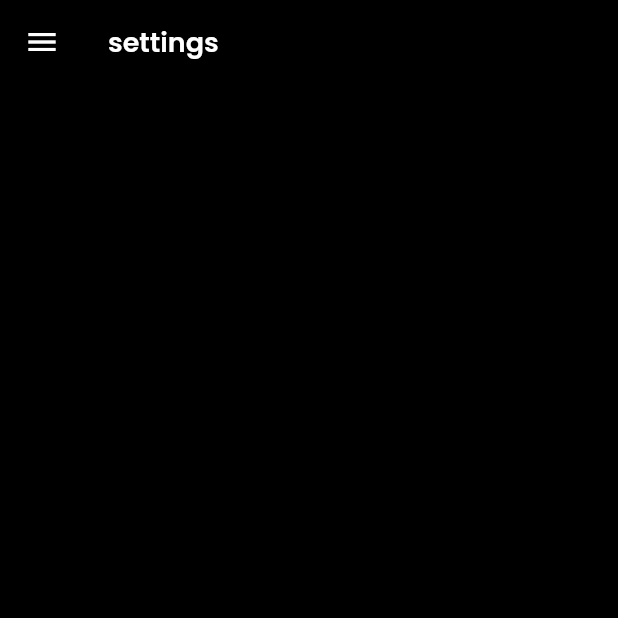
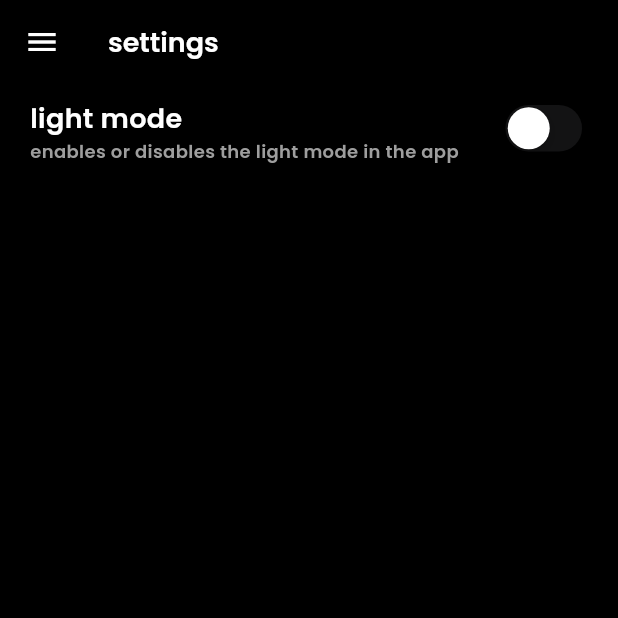
Before and after one commit to LuizKraisch/flutter-chat-app, a Flutter app: the screen it shows once a user with an empty profile is signed in, in the side drawer, after a tap on "settings", on a phone screen of 412 x 824 dp, the top half of it. Run offline on Flutter 3.47's test engine with Material 3 defaults, Android fonts, the phone set to English and light mode, and no system bars; our stand-ins replace cloud_firestore, firebase_auth, firebase_core, google_fonts; accounts and stored records are empty; network calls fail.

Commit message:
feat: theme switch

```diff
--- /dev/null
+++ b/devtools_options.yaml
@@ -0,0 +1,3 @@
+description: This file stores settings for Dart & Flutter DevTools.
+documentation: https://docs.flutter.dev/tools/devtools/extensions#configure-extension-enablement-states
+extensions:
--- a/lib/main.dart
+++ b/lib/main.dart
@@ -1,13 +1,17 @@
 import 'package:chat_app/auth/auth_date.dart';
 import 'package:chat_app/firebase_options.dart';
-import 'package:chat_app/themes/dark_mode.dart';
+import 'package:chat_app/themes/theme_provider.dart';
 import 'package:firebase_core/firebase_core.dart';
 import 'package:flutter/material.dart';
+import 'package:provider/provider.dart';
 
 void main() async {
   WidgetsFlutterBinding.ensureInitialized();
   await Firebase.initializeApp(options: DefaultFirebaseOptions.currentPlatform);
-  runApp(const ChatApp());
+  runApp(ChangeNotifierProvider(
+    create: (context) => ThemeProvider(),
+    child: const ChatApp(),
+  ));
 }
 
 class ChatApp extends StatelessWidget {
@@ -18,7 +22,7 @@ class ChatApp extends StatelessWidget {
     return MaterialApp(
       debugShowCheckedModeBanner: false,
       home: const AuthGate(),
-      theme: darkMode,
+      theme: Provider.of<ThemeProvider>(context).themeData,
     );
   }
 }
--- a/lib/pages/settings_page.dart
+++ b/lib/pages/settings_page.dart
@@ -1,6 +1,9 @@
 import 'package:chat_app/components/chat_drawer.dart';
+import 'package:chat_app/themes/theme_provider.dart';
+import 'package:flutter/cupertino.dart';
 import 'package:flutter/material.dart';
 import 'package:google_fonts/google_fonts.dart';
+import 'package:provider/provider.dart';
 
 class SettingsPage extends StatelessWidget {
   const SettingsPage({super.key});
@@ -23,6 +26,47 @@ class SettingsPage extends StatelessWidget {
         ),
       ),
       drawer: const ChatDrawer(),
+      body: Padding(
+        padding: const EdgeInsets.symmetric(horizontal: 20.0, vertical: 10.0),
+        child: Row(
+          crossAxisAlignment: CrossAxisAlignment.start,
+          mainAxisAlignment: MainAxisAlignment.spaceBetween,
+          children: [
+            Column(
+              crossAxisAlignment: CrossAxisAlignment.start,
+              children: [
+                Text(
+                  'light mode',
+                  style: GoogleFonts.poppins(
+                    textStyle: TextStyle(
+                      fontSize: 18,
+                      fontWeight: FontWeight.w600,
+                      color: Theme.of(context).colorScheme.tertiary,
+                    ),
+                  ),
+                ),
+                Text(
+                  'enables or disables the light mode in the app',
+                  style: GoogleFonts.poppins(
+                    textStyle: TextStyle(
+                      fontSize: 12,
+                      fontWeight: FontWeight.w600,
+                      color: Theme.of(context).colorScheme.inversePrimary,
+                    ),
+                  ),
+                ),
+              ],
+            ),
+            CupertinoSwitch(
+              value: Provider.of<ThemeProvider>(context, listen: false)
+                  .isLightMode,
+              onChanged: (value) =>
+                  Provider.of<ThemeProvider>(context, listen: false)
+                      .toggleTheme(),
+            )
+          ],
+        ),
+      ),
     );
   }
 }
--- a/lib/themes/light_mode.dart
+++ b/lib/themes/light_mode.dart
@@ -1,11 +1,13 @@
 import 'package:flutter/material.dart';
 
-ThemeData darkMode = ThemeData(
+ThemeData lightMode = ThemeData(
   colorScheme: ColorScheme.dark(
-    surface: Colors.grey.shade900,
+    surface: Colors.white,
     primary: Colors.grey.shade700,
-    secondary: Colors.grey.shade600,
+    secondary: Colors.grey.shade300,
     tertiary: Colors.black,
-    inversePrimary: Colors.grey.shade200,
+    tertiaryFixed: Colors.grey.shade900,
+    tertiaryContainer: Colors.grey.shade900,
+    inversePrimary: Colors.grey.shade500,
   ),
 );
--- /dev/null
+++ b/lib/themes/theme_provider.dart
@@ -0,0 +1,24 @@
+import 'package:chat_app/themes/dark_mode.dart';
+import 'package:chat_app/themes/light_mode.dart';
+import 'package:flutter/material.dart';
+
+class ThemeProvider extends ChangeNotifier {
+  ThemeData _themeData = darkMode;
+
+  ThemeData get themeData => _themeData;
+
+  bool get isLightMode => _themeData == lightMode;
+
+  set themeData(ThemeData themeData) {
+    _themeData = themeData;
+    notifyListeners();
+  }
+
+  void toggleTheme() {
+    if (_themeData == lightMode) {
+      themeData = darkMode;
+    } else {
+      themeData = lightMode;
+    }
+  }
+}
--- a/pubspec.yaml
+++ b/pubspec.yaml
@@ -18,6 +18,7 @@ dependencies:
   firebase_core: ^2.24.2
   firebase_auth: ^4.16.0
   cloud_firestore: ^4.14.0
+  provider: ^6.1.2
 
 dev_dependencies:
   flutter_test:
```
Also changed, not shown: pubspec.lock.
